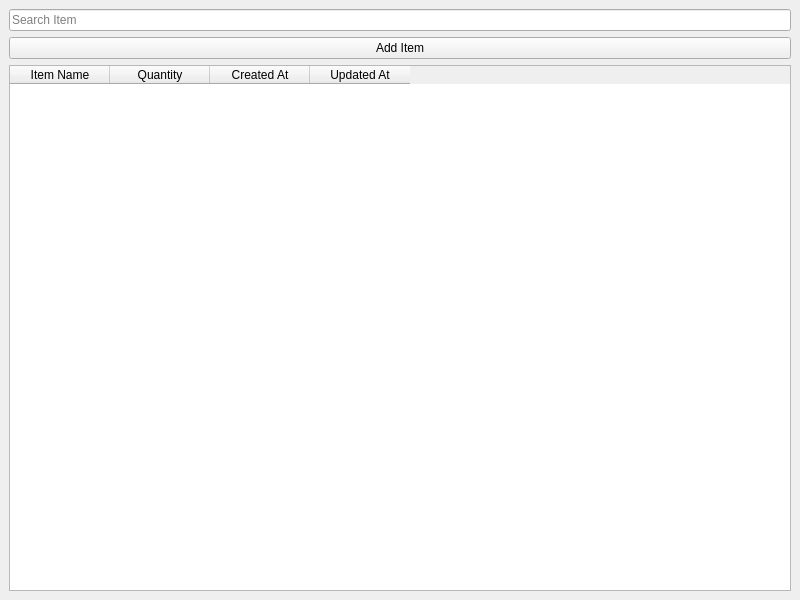
First picture: the form in ui/main_window.ui, repository giacomeli/MedTrack, before the edit.
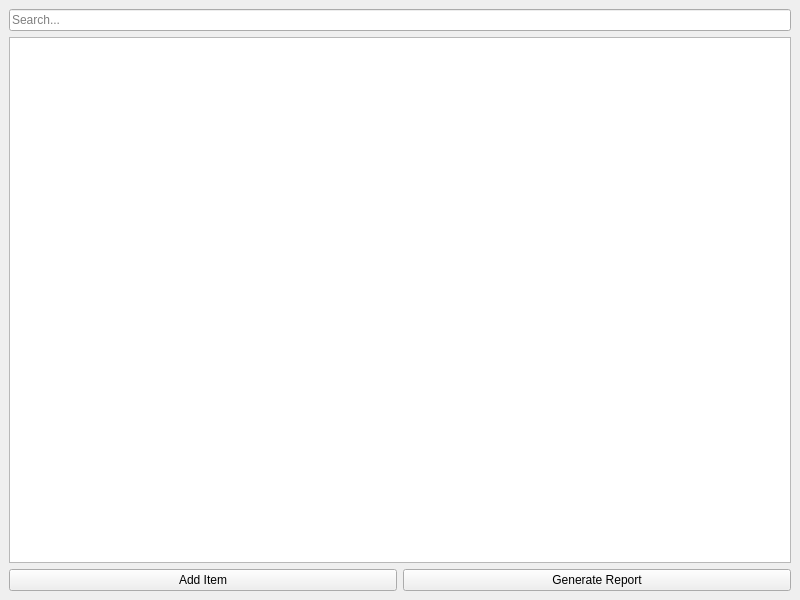
Second picture: the form after the edit.

Commit message: feat: pdf report working fine

The edit to the form file:
```diff
--- a/ui/main_window.ui
+++ b/ui/main_window.ui
@@ -18,10 +18,15 @@
     <item>
      <widget class="QLineEdit" name="searchInput">
       <property name="placeholderText">
-       <string>Search Item</string>
+       <string>Search...</string>
       </property>
      </widget>
     </item>
+    <item>
+     <widget class="QTableWidget" name="stockTable"/>
+    </item>
+    <item>
+     <layout class="QHBoxLayout" name="horizontalLayout">
     <item>
      <widget class="QPushButton" name="addButton">
       <property name="text">
@@ -30,28 +35,13 @@
      </widget>
     </item>
     <item>
-     <widget class="QTableWidget" name="stockTable">
-      <column>
+       <widget class="QPushButton" name="reportButton">
        <property name="text">
-        <string>Item Name</string>
-       </property>
-      </column>
-      <column>
-       <property name="text">
-        <string>Quantity</string>
-       </property>
-      </column>
-      <column>
-       <property name="text">
-        <string>Created At</string>
-       </property>
-      </column>
-      <column>
-       <property name="text">
-        <string>Updated At</string>
-       </property>
-      </column>
-     </widget>
+         <string>Generate Report</string>
+        </property>
+       </widget>
+      </item>
+     </layout>
     </item>
    </layout>
   </widget>
```
Lines whose indentation alone changed are shown as unchanged. The commit also changes 25 other files.
